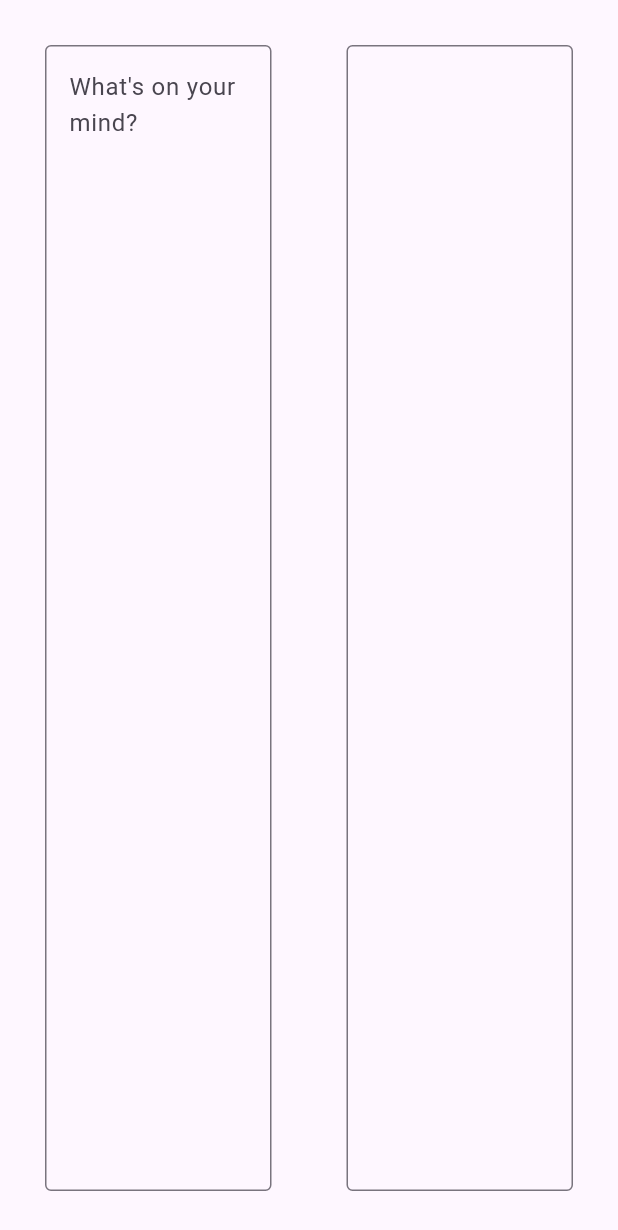
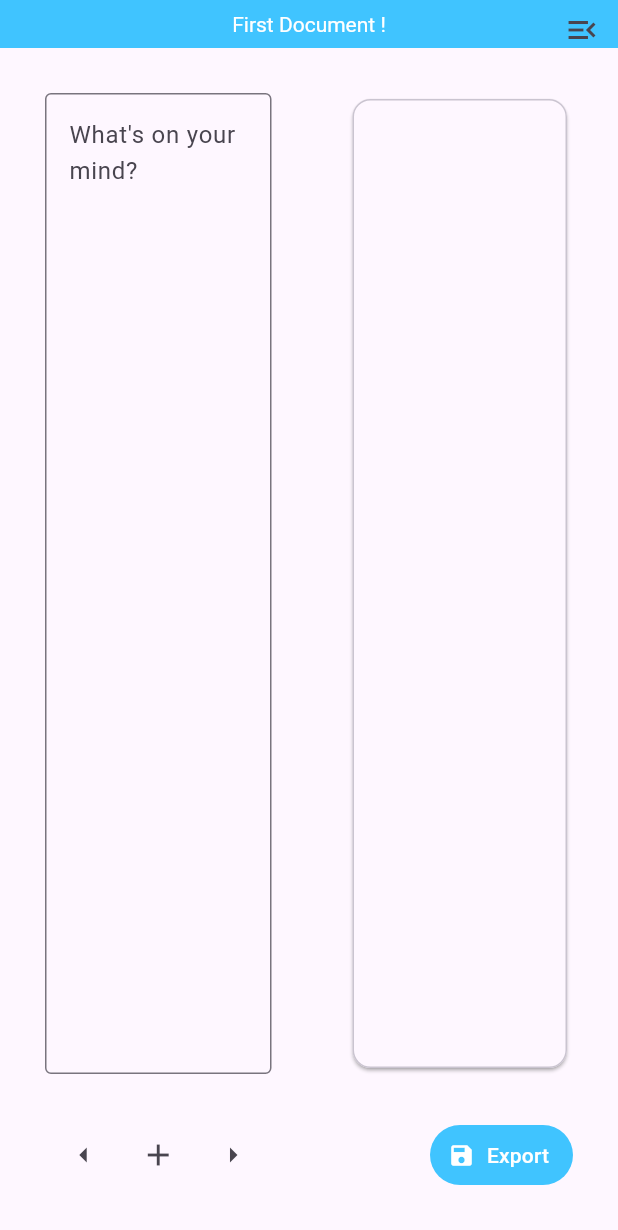
Before and after one commit to Native-Bits-Team/M-Flow, a Flutter app: the screen it shows after launch, on a phone screen of 412 x 824 dp. Shown: the top 1230 px of the screen. Run offline on Flutter 3.47's test engine with Material 3 defaults, Android fonts, the phone set to English and light mode, and no system bars.

Commit message:
[IMPROVE] UI
added few UI elements

```diff
--- a/lib/pages/form_page.dart
+++ b/lib/pages/form_page.dart
@@ -1,4 +1,7 @@
 import 'package:flutter/material.dart';
+
+_PreviewPanelState panel  = _PreviewPanelState(); // Temporary Global Vairable for development purpose
+
 
 class FormPage extends StatefulWidget {
   const FormPage({super.key});
@@ -10,7 +13,7 @@ class FormPage extends StatefulWidget {
 class _FormPageState extends State<FormPage> {
   // Controllers to access the user's input
   TextEditingController leftController = TextEditingController();
-  TextEditingController rightController = TextEditingController();
+  PreviewPanel rightController = const PreviewPanel();
 
   @override
   void initState() {
@@ -23,20 +26,22 @@ class _FormPageState extends State<FormPage> {
   void dispose() {
     // Dispose the controllers when the widget is disposed, So that state object is removed permanently from the tree
     leftController.dispose(); // Important to dispose of the controllers to free up resources and avoid memory leaks.
-    rightController.dispose();
+    //rightController.dispose();
     super.dispose();
   }
 
   // Method to update the right text field in real-time
   void _updateRightField() {
     setState(() {
-      rightController.text = leftController.text;
+      panel.update(leftController.text);
     });
   }
 
   @override
   Widget build(BuildContext context) {
     return Scaffold(
+      appBar: AppBar(backgroundColor: Colors.lightBlueAccent, toolbarHeight: 32.0, title: Text("First Document !"), centerTitle: true, titleTextStyle: TextStyle(color: Colors.white),
+      actions: [IconButton(onPressed: () {}, icon: Icon(Icons.menu_open),)],),
       body: Center(
         child: Padding(
           padding: EdgeInsets.all(30),
@@ -46,7 +51,8 @@ class _FormPageState extends State<FormPage> {
               Expanded(
                 child: Container(
                   height: double.infinity,
-                  child: TextField(
+                  child: Column(
+                    children: [Expanded(child: TextField(
                     controller: leftController,
                     decoration: InputDecoration(
                       border: OutlineInputBorder(),
@@ -56,12 +62,9 @@ class _FormPageState extends State<FormPage> {
                     maxLines: null, // null allows the form to grow dynamically as user types
                     minLines: 50,  // Minimum number of lines to display
                     // expands: true,
-                  ),
-
-
-                  // I WANT TO ADD A BUTTON('+SAVE BTN') HERE WHILE AVOIDING THE OVERFLOW ISSUE, [WE CAN MAKE THE LEFT FORM HEIGHT LITTLE SMALLER]
-                  // <------------------------------CODE-HERE----------------------------------------------->
-                  // HINT: wrap the left-container in Column widget
+                  )),SizedBox(height: 30), // spacer
+                  Row( mainAxisAlignment: MainAxisAlignment.spaceEvenly,
+                    children: [IconButton(onPressed: () {}, icon: Icon(Icons.arrow_left)),IconButton(onPressed: () {}, icon: Icon(Icons.add)),IconButton(onPressed: () {}, icon: Icon(Icons.arrow_right))])])
 
                 ),
               ),
@@ -73,16 +76,12 @@ class _FormPageState extends State<FormPage> {
               Expanded(
                 child: Container(
                   height: double.infinity,
-                  child: TextField(
-                    controller: rightController,
-                    decoration: InputDecoration(
-                      border: OutlineInputBorder(),
-                      // labelText: 'Right',
-                    ),
-                    maxLines: null, // null allows the form to grow dynamically as user types
-                    minLines: 50,  // Minimum number of lines to display
-                    // expands: true,
-                  ),
+                  child: Column(
+                    children: [Expanded(child: rightController),
+                    SizedBox(height: 30),
+                    Row( mainAxisAlignment: MainAxisAlignment.end,
+                    children: [TextButton.icon(onPressed: () {}, label: Text("Export"), icon: Icon(Icons.save), style: ButtonStyle(backgroundColor: WidgetStatePropertyAll(Colors.lightBlueAccent), foregroundColor: WidgetStatePropertyAll(Colors.white)),)])])
+
                 ),
               ),
             ],
@@ -92,3 +91,60 @@ class _FormPageState extends State<FormPage> {
     );
   }
 }
+
+
+
+class PreviewPanel extends StatefulWidget {
+  const PreviewPanel({super.key});
+  @override
+  State<PreviewPanel> createState() => _PreviewPanelState();
+
+}
+
+class _PreviewPanelState extends State<PreviewPanel> {
+  TextEditingController tcontroller = TextEditingController();
+  FocusNode tfocusnode = FocusNode();
+  Widget preview = markdownFromTextGenerator("");
+  @override
+  Widget build(BuildContext context) {
+    panel = this;
+    return Card.outlined(shadowColor: Colors.grey, elevation: 1.0,
+    child: Padding(padding: const EdgeInsets.all(10.0), child: preview),
+);}
+  void update(String text){
+    setState(() {
+      preview = markdownFromTextGenerator(text);
+    });
+  }
+}
+
+
+Widget markdownFromTextGenerator(String text){
+
+  List<Widget> items = [];
+
+  List<String> lines = text.split('\n');
+
+  for (int i =0; i < lines.length ; ++i){
+
+    lines[i] = lines[i].trimLeft();
+
+    if (lines[i].startsWith("##")){
+
+      items.add(Text(lines[i].substring(2).trimLeft(), style: TextStyle(fontSize: 50.0, fontWeight: FontWeight.bold),));
+    } else if (lines[i].startsWith("#")) {
+      items.add(Text(lines[i].substring(1).trimLeft(), style: TextStyle(fontSize: 30.0, fontWeight: FontWeight.bold),));
+    } else {
+      items.add(Text(lines[i], style: TextStyle(fontSize: 20.0),));
+
+    }
+  }
+  Widget conWidget = Scaffold(
+    body: Column(crossAxisAlignment: CrossAxisAlignment.start,
+      children: items
+    ),
+  );
+
+
+  return conWidget;
+}
--- /dev/null
+++ b/lib/pdf_writer.dart
@@ -0,0 +1,8 @@
+// This file is a translation of pdf-writer API functioanlities originally written in rust, to dart by Native Bits Team
+// link to the original pdf-writer: https://github.com/typst/pdf-writer
+// pdf-writer licensed under MIT license
+
+
+void storePDF(){
+
+}
```
